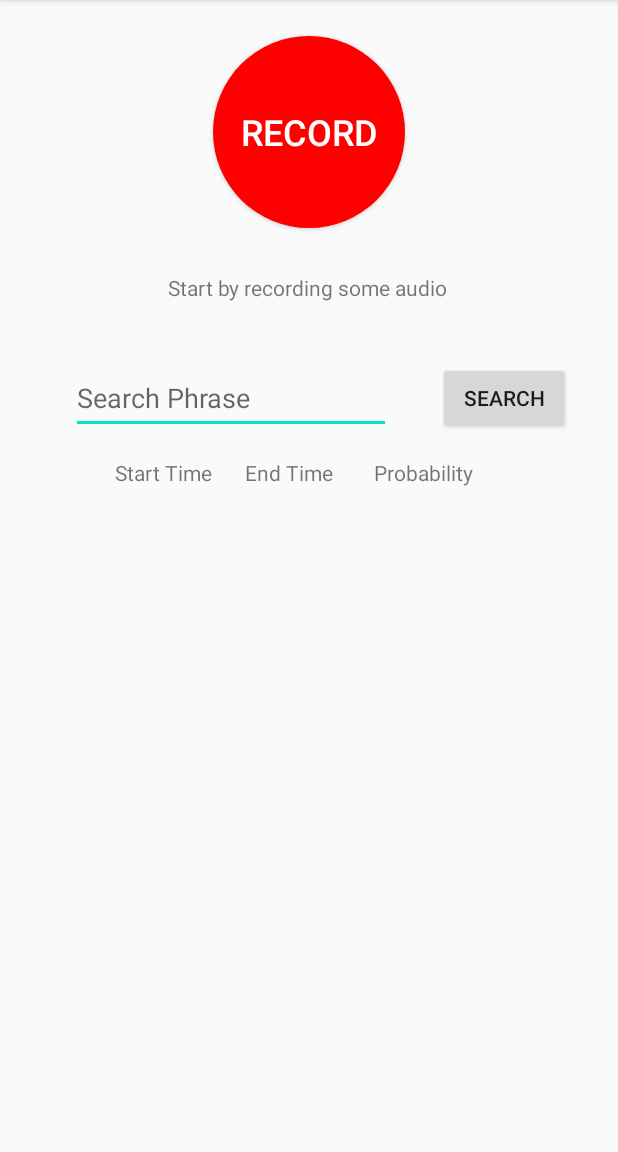
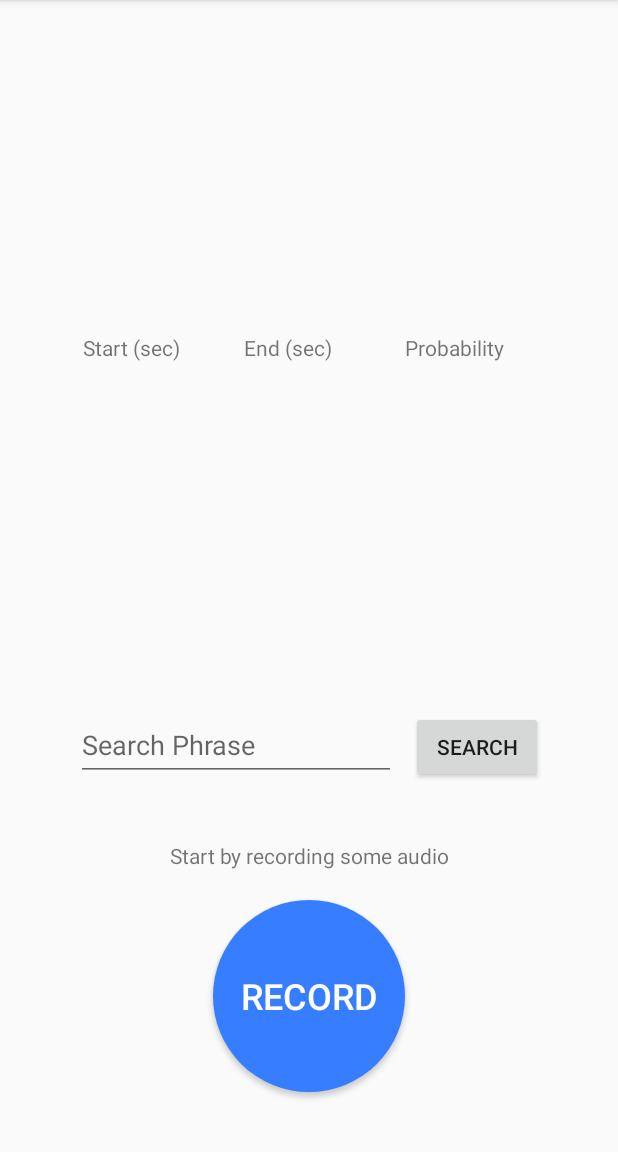
Before and after one commit to Picovoice/octopus, an Android app: the screen it shows after launch (MainActivity), on a phone screen of 412 x 824 dp, the part 84-1236 px from its top. Run offline under Robolectric (Android 15) with nearby library versions, the light colour scheme and no system bars; libraries missing offline, so code that uses them is left out: ai.picovoice.octopus; 1 statement that could not run was skipped.

Commit message:
layout changes

```diff
--- a/demo/android/OctopusDemo/octopus-demo-app/src/main/res/layout/octopus_demo.xml
+++ b/demo/android/OctopusDemo/octopus-demo-app/src/main/res/layout/octopus_demo.xml
@@ -7,92 +7,16 @@
     android:layout_height="match_parent"
     tools:context=".MainActivity">
 
-    <ToggleButton
-        android:id="@+id/recordButton"
-        android:layout_width="128dp"
-        android:layout_height="128dp"
-        android:layout_marginStart="8dp"
-        android:layout_marginTop="24dp"
-        android:layout_marginEnd="8dp"
-        android:layout_marginBottom="40dp"
-        android:background="@drawable/button_background"
-        android:backgroundTint="#FF0000"
-        android:onClick="onRecordClick"
-        android:textColor="@android:color/white"
-        android:textOff="Record"
-        android:textOn="Stop"
-        android:textSize="24sp"
-        app:layout_constraintBottom_toBottomOf="parent"
+    <LinearLayout
+        android:orientation="vertical"
+        android:layout_width="match_parent"
+        android:layout_height="wrap_content"
+        android:layout_marginStart="50dp"
+        android:layout_marginEnd="40dp"
         app:layout_constraintEnd_toEndOf="parent"
         app:layout_constraintStart_toStartOf="parent"
         app:layout_constraintTop_toTopOf="parent"
-        app:layout_constraintVertical_bias="0.0" />
-
-    <TextView
-        android:id="@+id/recordingTextView"
-        android:layout_width="wrap_content"
-        android:layout_height="wrap_content"
-        android:layout_marginStart="8dp"
-        android:layout_marginTop="24dp"
-        android:layout_marginEnd="8dp"
-        android:layout_marginBottom="40dp"
-        android:text="Start by recording some audio"
-        android:textAlignment="center"
-        app:layout_constraintBottom_toBottomOf="parent"
-        app:layout_constraintEnd_toEndOf="parent"
-        app:layout_constraintHorizontal_bias="0.494"
-        app:layout_constraintStart_toStartOf="parent"
-        app:layout_constraintTop_toBottomOf="@+id/recordButton"
-        app:layout_constraintVertical_bias="0.011" />
-
-    <EditText
-        android:id="@+id/editTextSearchPhrase"
-        android:layout_width="wrap_content"
-        android:layout_height="wrap_content"
-        android:layout_marginStart="32dp"
-        android:layout_marginTop="8dp"
-        android:layout_marginEnd="16dp"
-        android:layout_marginBottom="40dp"
-        android:ems="10"
-        android:hint="Search Phrase"
-        android:inputType="textPersonName"
-        android:minHeight="48dp"
-        app:layout_constraintBottom_toBottomOf="parent"
-        app:layout_constraintEnd_toStartOf="@+id/searchButton"
-        app:layout_constraintStart_toStartOf="parent"
-        app:layout_constraintTop_toBottomOf="@+id/recordingTextView"
-        app:layout_constraintVertical_bias="0.068" />
-
-    <Button
-        android:id="@+id/searchButton"
-        android:layout_width="wrap_content"
-        android:layout_height="wrap_content"
-        android:layout_marginTop="8dp"
-        android:layout_marginEnd="32dp"
-        android:layout_marginBottom="40dp"
-        android:onClick="onSearchClick"
-        android:text="Search"
-        app:layout_constraintBottom_toBottomOf="parent"
-        app:layout_constraintEnd_toEndOf="parent"
-        app:layout_constraintTop_toBottomOf="@+id/recordingTextView"
-        app:layout_constraintVertical_bias="0.068" />
-
-    <FrameLayout
-        android:layout_width="wrap_content"
-        android:layout_height="wrap_content"
-        android:layout_marginStart="8dp"
-        android:layout_marginTop="16dp"
-        android:layout_marginEnd="8dp"
-        app:layout_constraintBottom_toBottomOf="parent"
-        app:layout_constraintEnd_toEndOf="parent"
-        app:layout_constraintStart_toStartOf="parent"
-        app:layout_constraintTop_toBottomOf="@+id/editTextSearchPhrase"
-        app:layout_constraintVertical_bias="0.0">
-
-        <LinearLayout
-            android:layout_width="match_parent"
-            android:layout_height="match_parent"
-            android:orientation="vertical">
+        app:layout_constraintBottom_toTopOf="@+id/searchLayout">
 
         <LinearLayout
             android:layout_width="match_parent"
@@ -104,7 +28,9 @@
                 android:layout_width="match_parent"
                 android:layout_height="wrap_content"
                 android:layout_weight="33"
-                    android:text="Start Time (sec)"
+                android:text="Start (sec)"
+                android:paddingStart="5dp"
+                android:paddingEnd="5dp"
                 android:textAlignment="textStart" />
 
             <TextView
@@ -112,7 +38,9 @@
                 android:layout_width="match_parent"
                 android:layout_height="wrap_content"
                 android:layout_weight="33"
-                    android:text="End Time (sec)"
+                android:text="End (sec)"
+                android:paddingStart="5dp"
+                android:paddingEnd="5dp"
                 android:textAlignment="textStart" />
 
             <TextView
@@ -121,6 +49,8 @@
                 android:layout_height="wrap_content"
                 android:layout_weight="33"
                 android:text="Probability"
+                android:paddingStart="5dp"
+                android:paddingEnd="5dp"
                 android:textAlignment="textStart" />
         </LinearLayout>
 
@@ -128,12 +58,64 @@
             android:id="@+id/searchResultsView"
             android:layout_width="match_parent"
             android:layout_height="wrap_content"
-                android:layout_marginStart="8dp"
-                android:layout_marginEnd="8dp"
-                android:layout_marginBottom="40dp" />
+            android:layout_marginStart="10dp"
+            android:layout_marginEnd="10dp"
+            android:layout_marginBottom="10dp" />
 
     </LinearLayout>
 
-    </FrameLayout>
+    <LinearLayout
+        android:id="@+id/searchLayout"
+        android:layout_width="wrap_content"
+        android:layout_height="wrap_content"
+        app:layout_constraintBottom_toTopOf="@+id/recordingTextView"
+        app:layout_constraintEnd_toEndOf="parent"
+        app:layout_constraintStart_toStartOf="parent"
+        android:layout_marginBottom="40dp" >
+        <EditText
+            android:id="@+id/editTextSearchPhrase"
+            android:layout_width="wrap_content"
+            android:layout_height="wrap_content"
+            android:layout_marginEnd="10dp"
+
+            android:ems="10"
+            android:hint="Search Phrase"
+            android:inputType="textPersonName"
+            android:minHeight="48dp"/>
+
+        <Button
+            android:id="@+id/searchButton"
+            android:layout_width="wrap_content"
+            android:layout_height="wrap_content"
+            android:onClick="onSearchClick"
+            android:text="Search"/>
+
+    </LinearLayout>
+
+    <TextView
+        android:id="@+id/recordingTextView"
+        android:layout_width="wrap_content"
+        android:layout_height="wrap_content"
+        android:layout_marginBottom="20dp"
+        android:text="Start by recording some audio"
+        android:textAlignment="center"
+        app:layout_constraintBottom_toTopOf="@+id/recordButton"
+        app:layout_constraintEnd_toEndOf="parent"
+        app:layout_constraintStart_toStartOf="parent" />
+
+    <ToggleButton
+        android:id="@+id/recordButton"
+        android:layout_width="128dp"
+        android:layout_height="128dp"
+        android:layout_marginBottom="40dp"
+        android:background="@drawable/button_background"
+        android:onClick="onRecordClick"
+        android:textColor="@android:color/white"
+        android:textOff="Record"
+        android:textOn="Stop"
+        android:textSize="24sp"
+        app:layout_constraintBottom_toBottomOf="parent"
+        app:layout_constraintEnd_toEndOf="parent"
+        app:layout_constraintStart_toStartOf="parent" />
 
 </androidx.constraintlayout.widget.ConstraintLayout>
--- a/demo/android/OctopusDemo/octopus-demo-app/src/main/res/layout/recyclerview_row.xml
+++ b/demo/android/OctopusDemo/octopus-demo-app/src/main/res/layout/recyclerview_row.xml
@@ -7,6 +7,8 @@
         android:id="@+id/startSec"
         android:layout_width="match_parent"
         android:layout_height="wrap_content"
+        android:paddingStart="5dp"
+        android:paddingEnd="5dp"
         android:layout_weight="33"
         android:textAlignment="textStart" />
 
@@ -14,6 +16,8 @@
         android:id="@+id/endSec"
         android:layout_width="match_parent"
         android:layout_height="wrap_content"
+        android:paddingStart="5dp"
+        android:paddingEnd="5dp"
         android:layout_weight="33"
         android:textAlignment="textStart" />
 
@@ -21,6 +25,8 @@
         android:id="@+id/probability"
         android:layout_width="match_parent"
         android:layout_height="wrap_content"
+        android:paddingStart="5dp"
+        android:paddingEnd="5dp"
         android:layout_weight="33"
         android:textAlignment="textStart" />
 </LinearLayout>
```
Lines whose indentation alone changed are shown as unchanged.
